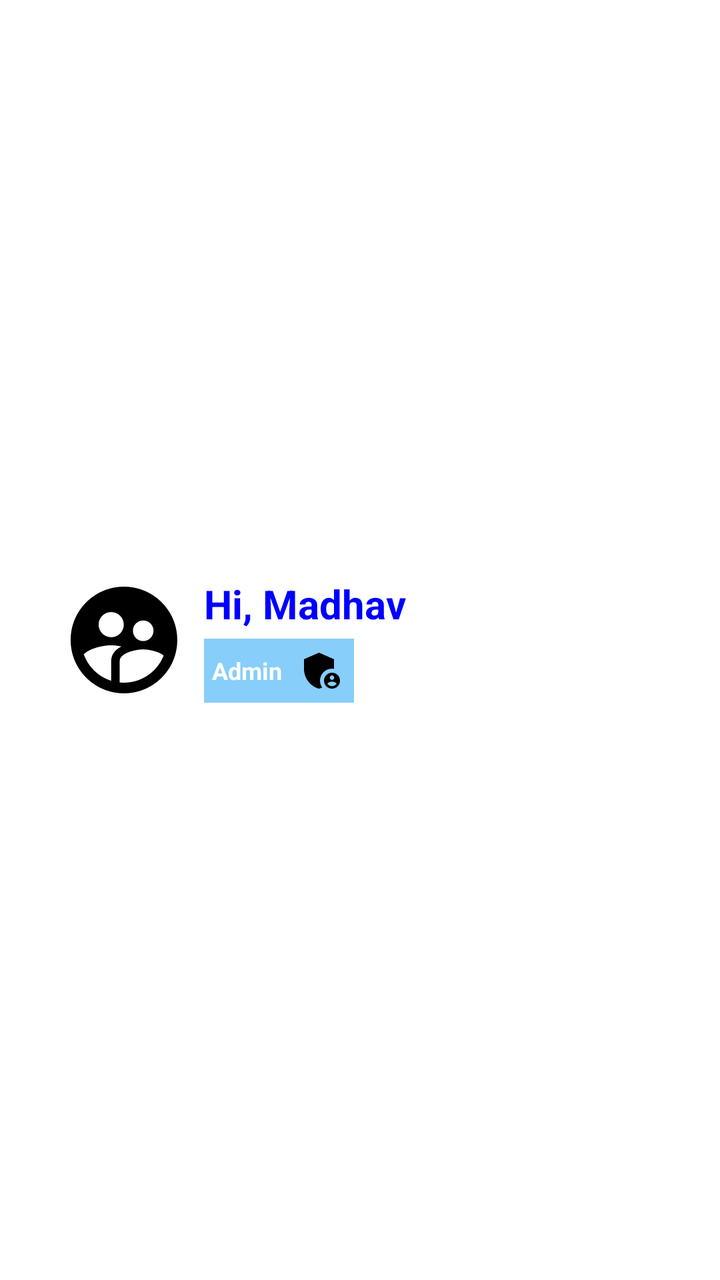
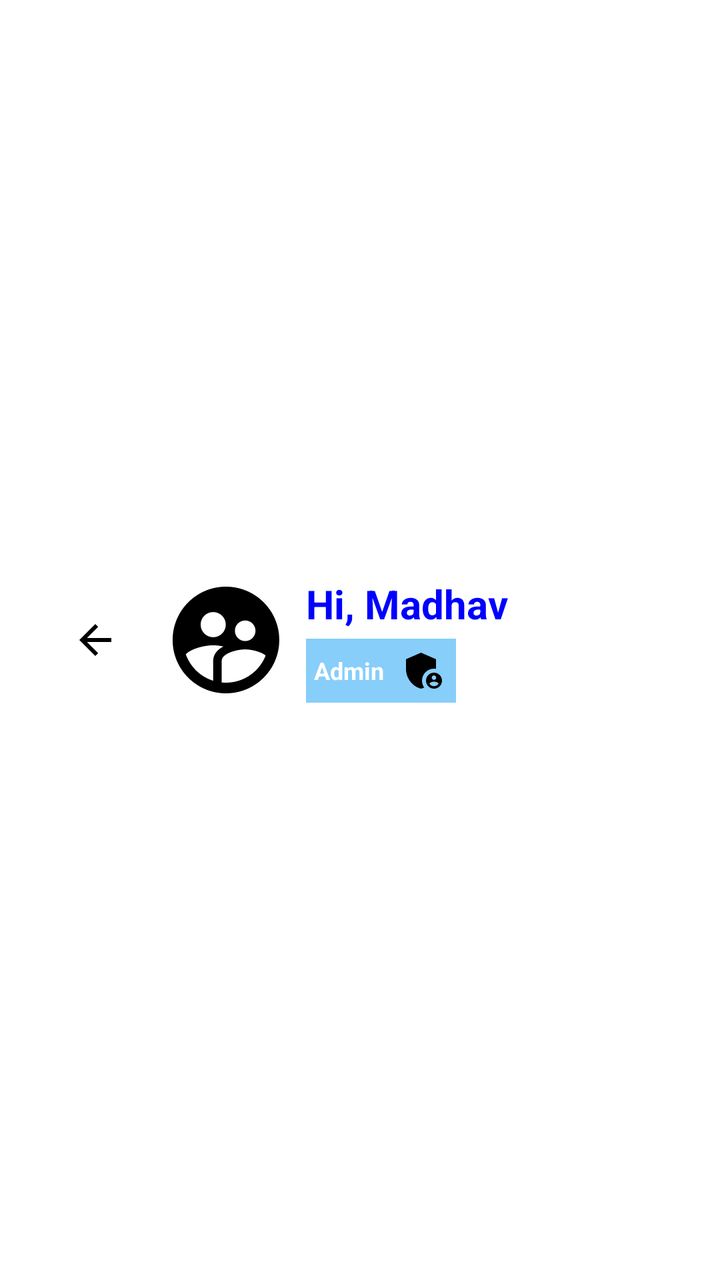

Compare the two renders of this Android layout. The source of the first and the diff that turns it into the second are given below.
<!-- AndroidManifest.xml: application theme Theme.MyApp -->
<!-- res/layout/nav_header_main.xml -->
<?xml version="1.0" encoding="utf-8"?>
<LinearLayout xmlns:android="http://schemas.android.com/apk/res/android"
    android:layout_width="match_parent"
    android:layout_height="wrap_content"
    android:orientation="horizontal"
    android:padding="30dp"
    android:gravity="center_vertical">

    
    <ImageView
        android:id="@+id/avatarImageView"
        android:layout_width="64dp"
        android:layout_height="123dp"
        android:layout_marginEnd="8dp"
        android:contentDescription="Profile Picture"
        android:src="@drawable/ic_person" />

    
    <LinearLayout
        android:layout_width="wrap_content"
        android:layout_height="wrap_content"
        android:orientation="vertical">

        
        <TextView
            android:id="@+id/greetingTextView"
            android:layout_width="wrap_content"
            android:layout_height="wrap_content"
            android:text="Hi, Madhav"
            android:textColor="@color/blue"
            android:textSize="20sp"
            android:textStyle="bold"
            android:gravity="start" />


        
        <LinearLayout
            android:layout_width="wrap_content"
            android:layout_height="wrap_content"
            android:orientation="horizontal"
            android:layout_marginTop="4dp"
            android:background="@color/light_sky_blue"
            android:padding="4dp">

            
            <TextView
                android:id="@+id/adminBadgeTextView"
                android:layout_width="wrap_content"
                android:layout_height="wrap_content"
                android:text="Admin"
                android:textColor="@color/white"
                android:textSize="12sp"
                android:textStyle="bold"
                android:gravity="center"
                android:layout_gravity="center_vertical" />

            
            <ImageView
                android:id="@+id/adminBadgeIcon"
                android:layout_width="24dp"
                android:layout_height="24dp"
                android:src="@drawable/ic_admin_badge"
                android:layout_marginStart="8dp"
                android:layout_gravity="center_vertical" />
        </LinearLayout>
    </LinearLayout>
</LinearLayout>
<!-- resources referenced by this layout -->
<resources>
  <color name="blue">#0000FF</color>
  <color name="light_sky_blue">#87CEFA</color>
  <color name="white">#FFFFFFFF</color>
  <!-- drawable ic_admin_badge (drawable) -->
  <vector xmlns:android="http://schemas.android.com/apk/res/android" android:height="24dp" android:tint="#000000" android:viewportHeight="24" android:viewportWidth="24" android:width="24dp">
        
      <path android:fillColor="@android:color/white" android:pathData="M17,11c0.34,0 0.67,0.04 1,0.09V6.27L10.5,3L3,6.27v4.91c0,4.54 3.2,8.79 7.5,9.82c0.55,-0.13 1.08,-0.32 1.6,-0.55C11.41,19.47 11,18.28 11,17C11,13.69 13.69,11 17,11z"/>
        
      <path android:fillColor="@android:color/white" android:pathData="M17,13c-2.21,0 -4,1.79 -4,4c0,2.21 1.79,4 4,4s4,-1.79 4,-4C21,14.79 19.21,13 17,13zM17,14.38c0.62,0 1.12,0.51 1.12,1.12s-0.51,1.12 -1.12,1.12s-1.12,-0.51 -1.12,-1.12S16.38,14.38 17,14.38zM17,19.75c-0.93,0 -1.74,-0.46 -2.24,-1.17c0.05,-0.72 1.51,-1.08 2.24,-1.08s2.19,0.36 2.24,1.08C18.74,19.29 17.93,19.75 17,19.75z"/>
      
  </vector>
  <!-- drawable ic_person (drawable) -->
  <vector xmlns:android="http://schemas.android.com/apk/res/android" android:height="24dp" android:tint="#000000" android:viewportHeight="24" android:viewportWidth="24" android:width="24dp">
        
      <path android:fillColor="@android:color/white" android:pathData="M11.99,2c-5.52,0 -10,4.48 -10,10s4.48,10 10,10 10,-4.48 10,-10 -4.48,-10 -10,-10zM15.6,8.34c1.07,0 1.93,0.86 1.93,1.93 0,1.07 -0.86,1.93 -1.93,1.93 -1.07,0 -1.93,-0.86 -1.93,-1.93 -0.01,-1.07 0.86,-1.93 1.93,-1.93zM9.6,6.76c1.3,0 2.36,1.06 2.36,2.36 0,1.3 -1.06,2.36 -2.36,2.36s-2.36,-1.06 -2.36,-2.36c0,-1.31 1.05,-2.36 2.36,-2.36zM9.6,15.89v3.75c-2.4,-0.75 -4.3,-2.6 -5.14,-4.96 1.05,-1.12 3.67,-1.69 5.14,-1.69 0.53,0 1.2,0.08 1.9,0.22 -1.64,0.87 -1.9,2.02 -1.9,2.68zM11.99,20c-0.27,0 -0.53,-0.01 -0.79,-0.04v-4.07c0,-1.42 2.94,-2.13 4.4,-2.13 1.07,0 2.92,0.39 3.84,1.15 -1.17,2.97 -4.06,5.09 -7.45,5.09z"/>
      
  </vector>
  <style name="Theme.MyApp" parent="Theme.MaterialComponents.DayNight.DarkActionBar">
                  
                  <item name="colorPrimary">@color/purple_500</item>
                  <item name="colorPrimaryVariant">@color/purple_700</item>
                  <item name="colorOnPrimary">@color/white</item>
                  
                  <item name="colorSecondary">@color/teal_200</item>
                  <item name="colorSecondaryVariant">@color/teal_700</item>
                  <item name="colorOnSecondary">@color/black</item>
                  
                  <item name="android:statusBarColor" tools:targetApi="l">@android:color/transparent</item>
                  
          </style>
  <color name="purple_500">#FF6200EE</color>
  <color name="purple_700">#FF3700B3</color>
  <color name="teal_200">#FF03DAC5</color>
  <color name="teal_700">#FF018786</color>
  <color name="black">#FF000000</color>
</resources>

<!-- the commit's change to res/layout/nav_header_main.xml (unified diff, before → after) -->
@@ -7,6 +7,18 @@
     android:gravity="center_vertical">
 
     
+
+    
+
+    <ImageButton
+        android:id="@+id/backArrowButton"
+        android:layout_width="35dp"
+        android:layout_height="80dp"
+        android:layout_marginEnd="16dp"
+        android:background="?attr/selectableItemBackgroundBorderless"
+        android:contentDescription="Back Arrow"
+        android:src="@drawable/ic_baseline_arrow_back_24" />
+
     <ImageView
         android:id="@+id/avatarImageView"
         android:layout_width="64dp"
@@ -31,7 +43,6 @@
             android:textSize="20sp"
             android:textStyle="bold"
             android:gravity="start" />
-
 
         
         <LinearLayout
<!-- resource entries referenced after the edit -->
@@ -9,6 +9,12 @@
       <path android:fillColor="@android:color/white" android:pathData="M17,11c0.34,0 0.67,0.04 1,0.09V6.27L10.5,3L3,6.27v4.91c0,4.54 3.2,8.79 7.5,9.82c0.55,-0.13 1.08,-0.32 1.6,-0.55C11.41,19.47 11,18.28 11,17C11,13.69 13.69,11 17,11z"/>
         
       <path android:fillColor="@android:color/white" android:pathData="M17,13c-2.21,0 -4,1.79 -4,4c0,2.21 1.79,4 4,4s4,-1.79 4,-4C21,14.79 19.21,13 17,13zM17,14.38c0.62,0 1.12,0.51 1.12,1.12s-0.51,1.12 -1.12,1.12s-1.12,-0.51 -1.12,-1.12S16.38,14.38 17,14.38zM17,19.75c-0.93,0 -1.74,-0.46 -2.24,-1.17c0.05,-0.72 1.51,-1.08 2.24,-1.08s2.19,0.36 2.24,1.08C18.74,19.29 17.93,19.75 17,19.75z"/>
+      
+  </vector>
+  <!-- drawable ic_baseline_arrow_back_24 (drawable) -->
+  <vector xmlns:android="http://schemas.android.com/apk/res/android" android:autoMirrored="true" android:height="24dp" android:tint="#000000" android:viewportHeight="24" android:viewportWidth="24" android:width="24dp">
+        
+      <path android:fillColor="@android:color/white" android:pathData="M20,11H7.83l5.59,-5.59L12,4l-8,8 8,8 1.41,-1.41L7.83,13H20v-2z"/>
       
   </vector>
   <!-- drawable ic_person (drawable) -->
